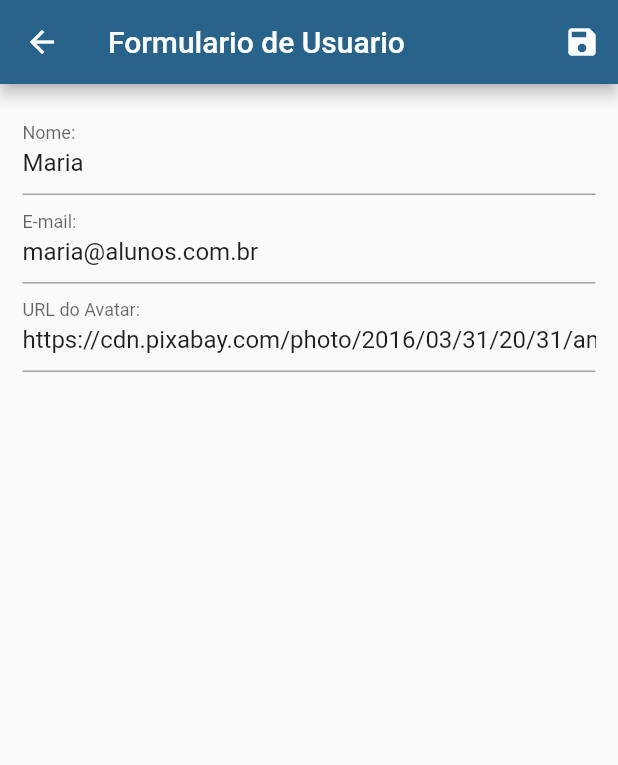
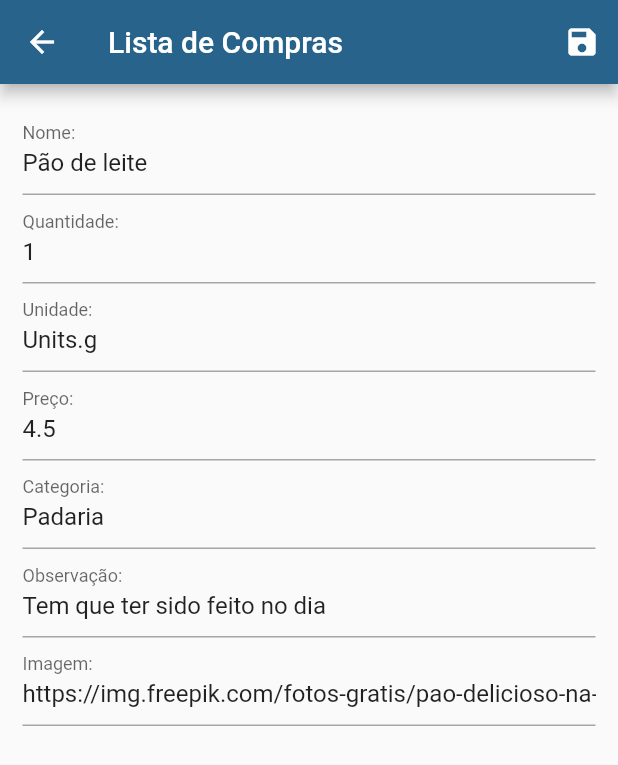
Before and after one commit to TeofiloAlbuquerque/supermarket_list, a Flutter app: the screen it shows after launch, after a tap on the "edit" icon, on a phone screen of 412 x 824 dp. Shown: the top 765 px of the screen. Run offline on Flutter 3.47's test engine with Material 2 defaults, Android fonts, the phone set to English and light mode, and no system bars; network calls fail.

Commit message:
Feature: Atualizando arquivos do CRUD lista de compras. Estou com erro ao salvar um novo item.

```diff
--- a/lib/my_app.dart
+++ b/lib/my_app.dart
@@ -1,7 +1,7 @@
 import 'package:crud_lista_compras/src/provider/items_provider.dart';
 import 'package:crud_lista_compras/src/routes/app_routes.dart';
+import 'package:crud_lista_compras/src/views/item_form.dart';
 import 'package:crud_lista_compras/src/views/supermarket_list.dart';
-import 'package:crud_lista_compras/src/views/list_form.dart';
 import 'package:flutter/material.dart';
 import 'package:provider/provider.dart';
 
@@ -32,7 +32,7 @@ class MyApp extends StatelessWidget {
         ),
         routes: {
           AppRoutes.home: (_) => const SupermarketList(),
-          AppRoutes.userForm: (_) => const ItemForm(),
+          AppRoutes.itemForm: (_) => const ItemForm(),
         },
       ),
     );
--- a/lib/src/components/item_tile.dart
+++ b/lib/src/components/item_tile.dart
@@ -1,28 +1,28 @@
-import 'package:crud_lista_compras/src/models/user.dart';
+import 'package:crud_lista_compras/src/models/item.dart';
 import 'package:crud_lista_compras/src/provider/items_provider.dart';
 import 'package:crud_lista_compras/src/routes/app_routes.dart';
 import 'package:flutter/material.dart';
 import 'package:provider/provider.dart';
 
 class ItemTile extends StatelessWidget {
-  final User user;
+  final Item item;
   // Porr ter apenas parametros finais, o construtor pode ser Const
-  const ItemTile(this.user, {Key? key}) : super(key: key);
+  const ItemTile(this.item, {Key? key}) : super(key: key);
 
   @override
   Widget build(BuildContext context) {
     // Se não for inserido uma imageUrl, irá colocar por padrão, um icone personalizado
-    final avatar = user.avatarUrl.isEmpty
+    final avatar = item.imageUrl.isEmpty
         ? const CircleAvatar(
             child: Icon(Icons.person),
           )
         : CircleAvatar(
-            backgroundImage: NetworkImage(user.avatarUrl),
+            backgroundImage: NetworkImage(item.imageUrl),
           );
     return ListTile(
       leading: avatar,
-      title: Text(user.name),
-      subtitle: Text(user.email),
+      title: Text(item.name),
+      subtitle: Text('${item.amout} ${item.unit} = ${item.price}'),
       trailing: SizedBox(
         width: 100,
         child: Row(children: [
@@ -31,9 +31,9 @@ class ItemTile extends StatelessWidget {
             color: Colors.amber,
             onPressed: () {
               Navigator.of(context).pushNamed(
-                AppRoutes.userForm,
+                AppRoutes.itemForm,
                 // Irá passar o "user" como parametro na navegação
-                arguments: user,
+                arguments: item,
               );
             },
           ),
@@ -44,7 +44,7 @@ class ItemTile extends StatelessWidget {
               showDialog(
                 context: context,
                 builder: (ctx) => AlertDialog(
-                  title: const Text('Excluir Usuário'),
+                  title: const Text('Excluir Item'),
                   content: const Text('Tem certeza?'),
                   actions: <Widget>[
                     TextButton(
@@ -61,7 +61,7 @@ class ItemTile extends StatelessWidget {
                 // "then" e definir uma condição, de que o provider só irá
                 // remover se a condição for realizada
               ).then((confirmed) {
-                Provider.of<ItemsProvider>(context, listen: false).remove(user);
+                Provider.of<ItemsProvider>(context, listen: false).remove(item);
               });
             },
           )
--- /dev/null
+++ b/lib/src/data/dummy_items.dart
@@ -0,0 +1,48 @@
+import 'package:crud_lista_compras/src/models/item.dart';
+
+// Dados mockados
+const dummyItems = {
+  '1': Item(
+    id: '1',
+    name: 'Pão de leite',
+    amout: 1,
+    unit: Units.g,
+    price: 4.50,
+    category: 'Padaria',
+    observation: 'Tem que ter sido feito no dia',
+    imageUrl:
+        'https://img.freepik.com/fotos-gratis/pao-delicioso-na-mesa_144627-12456.jpg?w=900&t=st=1688858912~exp=1688859512~hmac=6c8a55109e90d9cea130af8fac0a94b3edbb6e89312e6c30725ff34da55037b8',
+  ),
+  '2': Item(
+    id: '1',
+    name: 'Oleo de Girassol',
+    amout: 1,
+    unit: Units.ml,
+    price: 3.80,
+    category: 'Cozinha',
+    observation: '500ml',
+    imageUrl: 'https://cdn-icons-png.flaticon.com/512/3063/3063331.png',
+  ),
+  '3': Item(
+    id: '1',
+    name: 'Frango',
+    unit: Units.kg,
+    amout: 1,
+    price: 18.80,
+    category: 'Frios',
+    observation: 'Marca Sadia',
+    imageUrl:
+        'https://cdn.pixabay.com/photo/2016/03/31/20/27/avatar-1295773_1280.png',
+  ),
+  '4': Item(
+    id: '1',
+    name: 'Sal',
+    unit: Units.g,
+    amout: 1,
+    price: 2.75,
+    category: 'Cozinha',
+    observation: 'Refinado',
+    imageUrl:
+        'https://cdn.pixabay.com/photo/2016/03/31/21/40/angry-1296580_1280.png',
+  ),
+};
--- a/lib/src/data/dummy_users.dart
+++ /dev/null
@@ -1,33 +0,0 @@
-import 'package:crud_lista_compras/src/models/user.dart';
-
-// Dados mockados
-const dummyUsers = {
-  '1': User(
-    id: '1',
-    name: 'Maria',
-    email: 'maria@alunos.com.br',
-    avatarUrl:
-        'https://cdn.pixabay.com/photo/2016/03/31/20/31/amazed-1295833_1280.png',
-  ),
-  '2': User(
-    id: '2',
-    name: 'Rafael',
-    email: 'rafael@alunos.com.br',
-    avatarUrl:
-        'https://cdn.pixabay.com/photo/2016/04/01/12/11/avatar-1300582_1280.png',
-  ),
-  '3': User(
-    id: '3',
-    name: 'Fernanda',
-    email: 'fernanda@zymail.com.br',
-    avatarUrl:
-        'https://cdn.pixabay.com/photo/2016/03/31/20/27/avatar-1295773_1280.png',
-  ),
-  '4': User(
-    id: '4',
-    name: 'Diego',
-    email: 'diego@zymail.com.br',
-    avatarUrl:
-        'https://cdn.pixabay.com/photo/2016/03/31/21/40/angry-1296580_1280.png',
-  ),
-};
--- /dev/null
+++ b/lib/src/models/item.dart
@@ -0,0 +1,39 @@
+
+enum Units {
+  un,
+  dz,
+  ml,
+  L,
+  kg,
+  g,
+  caixa,
+  embalagem,
+  galao,
+  garrafa,
+  lata,
+  pacote,
+}
+
+class Item {
+  final String id;
+  final String name;
+  final int amout; // quantidade
+  final Units unit;
+  final double price;
+  final String category;
+  //final bool addCart;
+  final String? observation;
+  final String imageUrl;
+
+  const Item({
+    required this.id,
+    required this.name,
+    required this.amout,
+    required this.unit,
+    required this.price,
+    required this.category,
+    // required this.addCart,
+    this.observation,
+    required this.imageUrl,
+  });
+}
--- a/lib/src/models/user.dart
+++ /dev/null
@@ -1,13 +0,0 @@
-class User {
-  final String id;
-  final String name;
-  final String email;
-  final String avatarUrl;
-
-  const User({
-    required this.id,
-    required this.name,
-    required this.email,
-    required this.avatarUrl,
-  });
-}
--- a/lib/src/routes/app_routes.dart
+++ b/lib/src/routes/app_routes.dart
@@ -1,4 +1,4 @@
 class AppRoutes {
   static const home = '/';
-  static const userForm = '/user_form';
+  static const itemForm = '/item_form';
 }
--- /dev/null
+++ b/lib/src/views/item_form.dart
@@ -0,0 +1,165 @@
+import 'package:crud_lista_compras/src/models/item.dart';
+import 'package:crud_lista_compras/src/provider/items_provider.dart';
+import 'package:flutter/material.dart';
+import 'package:provider/provider.dart';
+
+class ItemForm extends StatefulWidget {
+  const ItemForm({super.key});
+
+  @override
+  State<ItemForm> createState() => _ItemFormState();
+}
+
+class _ItemFormState extends State<ItemForm> {
+  final _form = GlobalKey<FormState>();
+
+  final Map<String, String> _formData = {};
+
+  // Metodo para preencher os dados por meio do botão de ALTERAR
+  void _loadFormData(Item item) {
+    _formData['id'] = item.id;
+    _formData['name'] = item.name;
+    _formData['amout'] = item.amout.toString();
+    _formData['unit'] = item.unit.toString();
+    _formData['price'] = item.price.toString();
+    _formData['category'] = item.category;
+    _formData['observation'] = item.observation ?? '';
+    _formData['imageUrl'] = item.imageUrl;
+  }
+
+  // persistencia de dados
+  @override
+  void didChangeDependencies() {
+    super.didChangeDependencies();
+    final Item? item = ModalRoute.of(context)!.settings.arguments as Item?;
+    if (item != null) {
+      _loadFormData(item);
+    }
+  }
+
+  @override
+  Widget build(BuildContext context) {
+    return Scaffold(
+      appBar: AppBar(
+        title: const Text('Lista de Compras'),
+        actions: <Widget>[
+          IconButton(
+            onPressed: () {
+              // Metodo para ADICIONAR
+              final isValid = _form.currentState!.validate();
+              if (isValid) {
+                _form.currentState!.save();
+                // "listen: false", fará com que o provider não seja notificado
+                Provider.of<ItemsProvider>(context, listen: false).put(
+                  Item(
+                    id: _formData['id'] ?? '',
+                    name: _formData['name'] ?? '',
+                    amout: int.parse(_formData['amout'] ?? '0'),
+                    unit: Units.values.firstWhere(
+                      (unit) =>
+                          unit.toString() ==
+                          (_formData['unit'] ?? Units.un.toString()),
+                      // orElse: () => Units.un),
+                    ),
+                    price: double.parse(_formData['price'] ?? '0.0'),
+                    category: _formData['category'] ?? '',
+                    observation: _formData['observation'],
+                    imageUrl: _formData['imageUrl'] ?? '',
+                  ),
+                );
+                Navigator.of(context).pop();
+              }
+            },
+            icon: const Icon(Icons.save),
+          ),
+        ],
+      ),
+      body: Padding(
+        padding: const EdgeInsets.all(15),
+        child: Form(
+          // Associamos a GlobalKey com o formulario para  validarmos
+          key: _form,
+          child: Column(
+            children: [
+              TextFormField(
+                // Precisamos associar um valor inicial ao TextFormField,
+                // dessa forma, os dados já virão preenchidos
+                initialValue: _formData['name'],
+                decoration: const InputDecoration(labelText: 'Nome: '),
+                validator: (value) {
+                  if (value == null || value.trim().isEmpty) {
+                    return 'Nome inválido';
+                  } else if (value.trim().length < 3) {
+                    return 'Nome muito pequeno. No minimo de 3 letras';
+                  } else {
+                    return null;
+                  }
+                },
+
+                onSaved: (value) {
+                  if (value != null) {
+                    _formData['name'] = value;
+                  }
+                },
+              ),
+              TextFormField(
+                initialValue: _formData['amout'],
+                decoration: const InputDecoration(labelText: 'Quantidade: '),
+                onSaved: (value) {
+                  if (value != null) {
+                    _formData['amout'] = value;
+                  }
+                },
+              ),
+              TextFormField(
+                initialValue: _formData['unit'],
+                decoration: const InputDecoration(labelText: 'Unidade: '),
+                onSaved: (value) {
+                  if (value != null) {
+                    _formData['unit'] = value;
+                  }
+                },
+              ),
+              TextFormField(
+                initialValue: _formData['price'],
+                decoration: const InputDecoration(labelText: 'Preço: '),
+                onSaved: (value) {
+                  if (value != null) {
+                    _formData['price'] = value;
+                  }
+                },
+              ),
+              TextFormField(
+                initialValue: _formData['category'],
+                decoration: const InputDecoration(labelText: 'Categoria: '),
+                onSaved: (value) {
+                  if (value != null) {
+                    _formData['category'] = value;
+                  }
+                },
+              ),
+              TextFormField(
+                initialValue: _formData['observation'],
+                decoration: const InputDecoration(labelText: 'Observação: '),
+                onSaved: (value) {
+                  if (value != null) {
+                    _formData['observation'] = value;
+                  }
+                },
+              ),
+              TextFormField(
+                initialValue: _formData['imageUrl'],
+                decoration: const InputDecoration(labelText: 'Imagem: '),
+                onSaved: (value) {
+                  if (value != null) {
+                    _formData['imageUrl'] = value;
+                  }
+                },
+              ),
+            ],
+          ),
+        ),
+      ),
+    );
+  }
+}
--- a/lib/src/views/list_form.dart
+++ /dev/null
@@ -1,116 +0,0 @@
-import 'package:crud_lista_compras/src/models/user.dart';
-import 'package:crud_lista_compras/src/provider/items_provider.dart';
-import 'package:flutter/material.dart';
-import 'package:provider/provider.dart';
-
-class ItemForm extends StatefulWidget {
-  const ItemForm({super.key});
-
-  @override
-  State<ItemForm> createState() => _UserFormState();
-}
-
-class _UserFormState extends State<ItemForm> {
-  final _form = GlobalKey<FormState>();
-
-  final Map<String, String> _formData = {};
-
-  // Metodo para preencher os dados por meio do botão de ALTERAR
-  void _loadFormData(User user) {
-    _formData['id'] = user.id;
-    _formData['name'] = user.name;
-    _formData['email'] = user.email;
-    _formData['avatarUrl'] = user.avatarUrl;
-  }
-
-  // persistencia de dados
-  @override
-  void didChangeDependencies() {
-    super.didChangeDependencies();
-    final User? user = ModalRoute.of(context)!.settings.arguments as User?;
-    if (user != null) {
-      _loadFormData(user);
-    }
-  }
-
-  @override
-  Widget build(BuildContext context) {
-    return Scaffold(
-      appBar: AppBar(
-        title: const Text('Formulario de Usuario'),
-        actions: <Widget>[
-          IconButton(
-            onPressed: () {
-              // Metodo para ADICIONAR
-              final isValid = _form.currentState!.validate();
-              if (isValid) {
-                _form.currentState!.save();
-                // "listen: false", fará com que o provider não seja notificado
-                Provider.of<ItemsProvider>(context, listen: false).put(
-                  User(
-                    id: _formData['id'] ?? '',
-                    name: _formData['name'] ?? '',
-                    email: _formData['email'] ?? '',
-                    avatarUrl: _formData['avatarUrl'] ?? '',
-                  ),
-                );
-                Navigator.of(context).pop();
-              }
-            },
-            icon: const Icon(Icons.save),
-          ),
-        ],
-      ),
-      body: Padding(
-        padding: const EdgeInsets.all(15),
-        child: Form(
-          // Associamos a GlobalKey com o formulario para  validarmos
-          key: _form,
-          child: Column(
-            children: [
-              TextFormField(
-                // Precisamos associar um valor inicial ao TextFormField,
-                // dessa forma, os dados já virão preenchidos
-                initialValue: _formData['name'],
-                decoration: const InputDecoration(labelText: 'Nome: '),
-                validator: (value) {
-                  if (value == null || value.trim().isEmpty) {
-                    return 'Nome inválido';
-                  }
-                  if (value.trim().length < 3) {
-                    return 'Nome muito pequeno. No minimo de 3 letras';
-                  }
-                  return null;
-                },
-
-                onSaved: (value) {
-                  if (value != null) {
-                    _formData['name'] = value;
-                  }
-                },
-              ),
-              TextFormField(
-                initialValue: _formData['email'],
-                decoration: const InputDecoration(labelText: 'E-mail: '),
-                onSaved: (value) {
-                  if (value != null) {
-                    _formData['email'] = value;
-                  }
-                },
-              ),
-              TextFormField(
-                initialValue: _formData['avatarUrl'],
-                decoration: const InputDecoration(labelText: 'URL do Avatar: '),
-                onSaved: (value) {
-                  if (value != null) {
-                    _formData['avatarUrl'] = value;
-                  }
-                },
-              ),
-            ],
-          ),
-        ),
-      ),
-    );
-  }
-}
--- a/lib/src/views/supermarket_list.dart
+++ b/lib/src/views/supermarket_list.dart
@@ -9,14 +9,14 @@ class SupermarketList extends StatelessWidget {
 
   @override
   Widget build(BuildContext context) {
-    final ItemsProvider users = Provider.of(context);
+    final ItemsProvider items = Provider.of(context);
     return Scaffold(
       appBar: AppBar(
         title: const Text('Lista de compras'),
         actions: [
           IconButton(
             onPressed: () {
-              Navigator.of(context).pushNamed(AppRoutes.userForm);
+              Navigator.of(context).pushNamed(AppRoutes.itemForm);
             },
             icon: const Icon(Icons.add),
           ),
@@ -25,11 +25,11 @@ class SupermarketList extends StatelessWidget {
       body: ListView.builder(
         // Quantidade de itens que temos para mostrar na lista, que irá carregar
         // apenas o itens que aparecem na tela.
-        itemCount: users.count,
+        itemCount: items.count,
         // criar um componente
         itemBuilder: (_, index) => ItemTile(
           // Irá pegar elementos a partir dos indices do Map "users"
-          users.byIndex(index),
+          items.byIndex(index),
         ),
       ),
     );
```
Also changed, not shown: lib/src/provider/items_provider.dart (+33 -28 lines), 1 other file.
